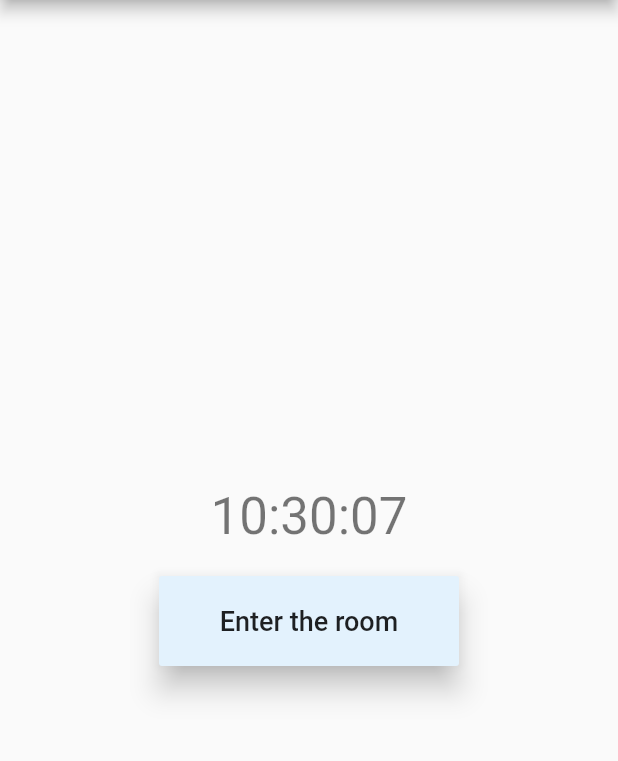
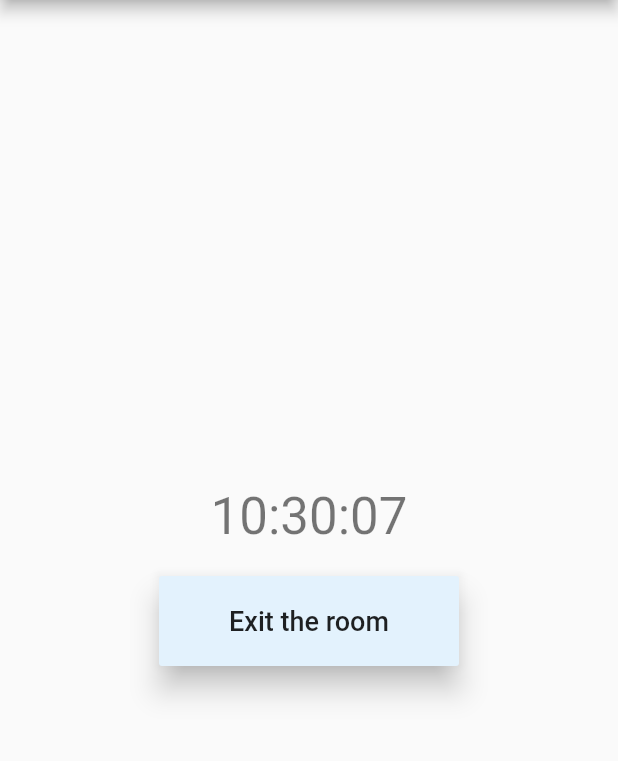
Before and after one commit to Hayashi-Yudai/time_card, a Flutter app: the screen it shows after launch, after a tap on "Enter the room", on a phone screen of 412 x 824 dp, the part 84-845 px from its top. Run offline on Flutter 3.47's test engine with Material 2 defaults, Android fonts, the phone set to English and light mode, and no system bars.

Commit message:
Change button text with situations

```diff
--- a/lib/main.dart
+++ b/lib/main.dart
@@ -30,10 +30,12 @@ class MyHomePage extends StatefulWidget {
 
 class _MyHomePageState extends State<MyHomePage> {
   var _datetime = new DateTime.now();
+  bool isEntering = false;
 
   void _updateDatetime() {
     setState(() {
       _datetime = DateTime.now();
+      isEntering = !isEntering;
     });
   }
 
@@ -42,6 +44,8 @@ class _MyHomePageState extends State<MyHomePage> {
     final hour = _datetime.hour.toString().padLeft(2, '0');
     final minutes = _datetime.minute.toString().padLeft(2, '0');
     final second = _datetime.second.toString().padLeft(2, '0');
+
+    final buttonText = isEntering ? 'Exit the room' : 'Enter the room';
 
     return Scaffold(
       appBar: AppBar(
@@ -57,8 +61,7 @@ class _MyHomePageState extends State<MyHomePage> {
               height: 60,
               child: RaisedButton(
                 onPressed: _updateDatetime,
-                child: const Text('Enter the room',
-                    style: TextStyle(fontSize: 18)),
+                child: Text(buttonText, style: const TextStyle(fontSize: 18)),
                 highlightColor: Colors.blue,
                 color: Colors.blue[50],
                 elevation: 8,
```
